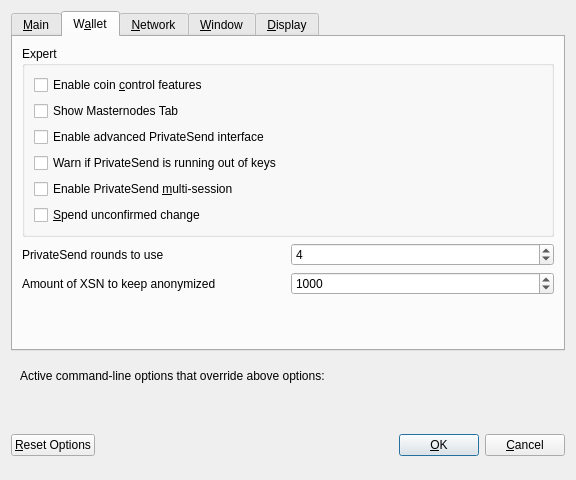
Old version of the form src/qt/forms/optionsdialog.ui in the repository X9Developers/XSN.
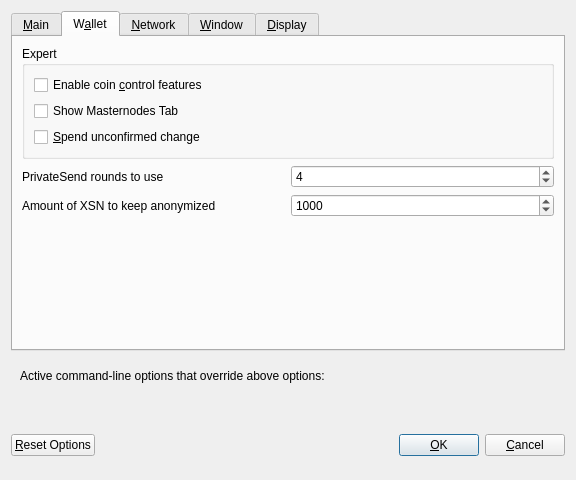
New version of the form. The open tabs and pages were chosen to show the change. Custom widgets are drawn as their Qt base class.

```diff
--- a/src/qt/forms/optionsdialog.ui
+++ b/src/qt/forms/optionsdialog.ui
@@ -19,6 +19,9 @@
   <layout class="QVBoxLayout" name="verticalLayout">
    <item>
     <widget class="QTabWidget" name="tabWidget">
+     <property name="enabled">
+      <bool>true</bool>
+     </property>
      <property name="currentIndex">
       <number>0</number>
      </property>
@@ -163,36 +166,6 @@
             </property>
            </widget>
           </item>
-          <item>
-           <widget class="QCheckBox" name="showAdvancedPSUI">
-            <property name="toolTip">
-             <string>Show additional information and buttons for PrivateSend on overview screen.</string>
-            </property>
-            <property name="text">
-             <string>Enable advanced PrivateSend interface</string>
-            </property>
-           </widget>
-          </item>
-          <item>
-           <widget class="QCheckBox" name="lowKeysWarning">
-            <property name="toolTip">
-             <string>Show warning dialog when PrivateSend detects that wallet has very low number of keys left.</string>
-            </property>
-            <property name="text">
-             <string>Warn if PrivateSend is running out of keys</string>
-            </property>
-           </widget>
-          </item>
-          <item>
-           <widget class="QCheckBox" name="privateSendMultiSession">
-            <property name="toolTip">
-             <string>Whether to use experimental PrivateSend mode with multiple mixing sessions per block.&lt;br/&gt;Note: You must use this feature carefully.&lt;br/&gt;Make sure you always have recent wallet (auto)backup in a safe place!</string>
-            </property>
-            <property name="text">
-             <string>Enable PrivateSend &amp;multi-session</string>
-            </property>
-           </widget>
-          </item>
           <item>
            <widget class="QCheckBox" name="spendZeroConfChange">
             <property name="toolTip">
```
Left out of the diff: 2 changed lines with no effect on the pictures.
